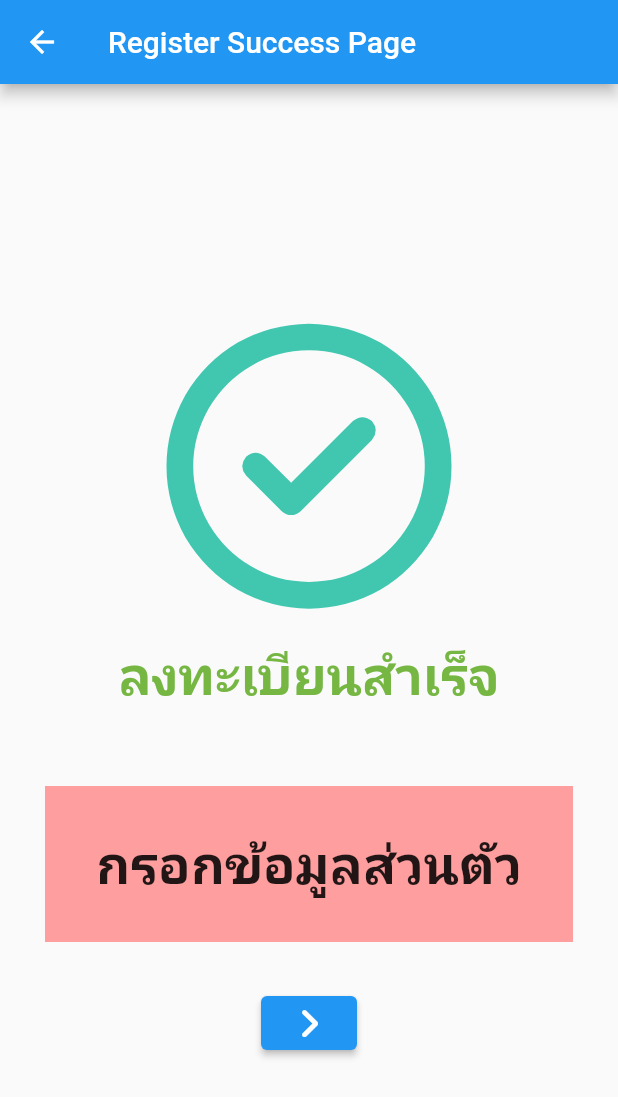
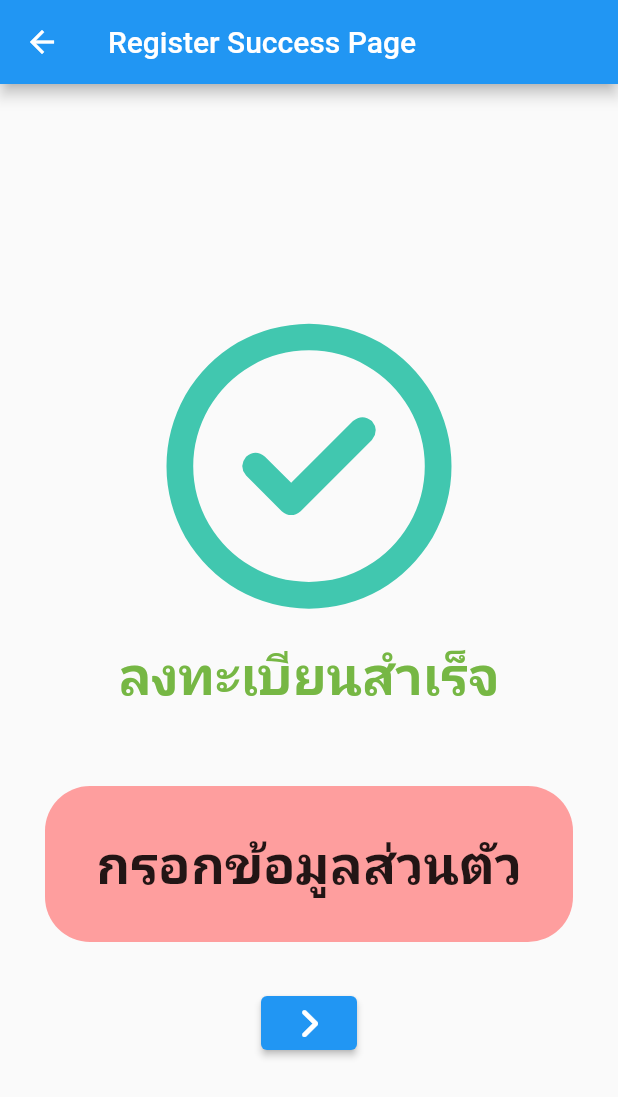
Before and after one commit to AINutritionProject/KinDeeUDee, a Flutter app: the RegisterSuccesPage screen opened directly, on a phone screen of 412 x 824 dp. Shown: the top 1097 px of the screen. Run offline on Flutter 3.47's test engine with Material 2 defaults, Android fonts, the phone set to English and light mode, and no system bars; our stand-ins replace camera, cloud_firestore, csv, dotted_border, firebase_auth, firebase_core and 3 more; accounts and stored records are empty.

Commit message:
decorate register success page

```diff
--- a/lib/pages/register_success.dart
+++ b/lib/pages/register_success.dart
@@ -36,8 +36,8 @@ class RegisterSuccesPage extends StatelessWidget {
                   height: 104,
                   child: DecoratedBox(
                     decoration: BoxDecoration(
-                      color: Color.fromRGBO(254, 158, 158, 1),
-                    ),
+                        color: Color.fromRGBO(254, 158, 158, 1),
+                        borderRadius: BorderRadius.all(Radius.circular(30))),
                     child: Align(
                       alignment: Alignment.center,
                       child: Text(
```
